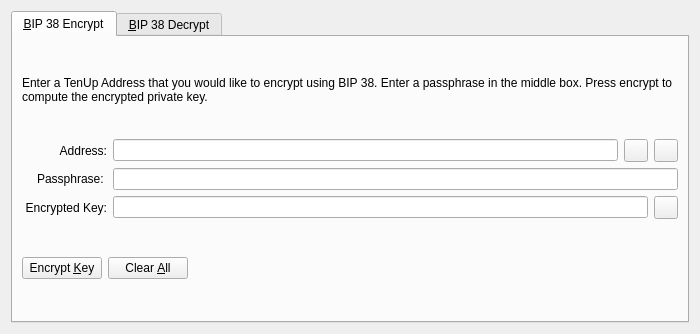
The window that src/qt/forms/bip38tooldialog.ui (wealth-coin/TenUp) describes before a commit, drawn with Qt 5.
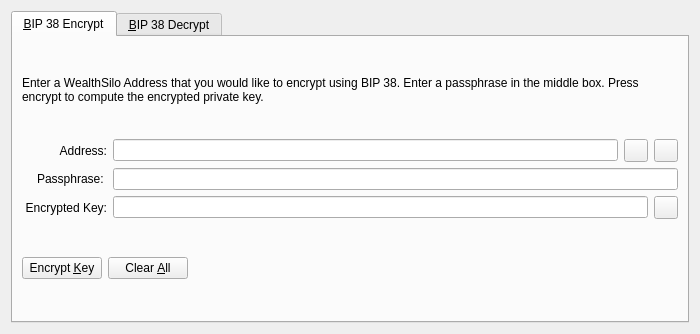
The same window after the commit. The open tabs and pages were chosen to show the change. Icons and pictures are not drawn. Custom widgets are drawn as their Qt base class.

```diff
--- a/src/qt/forms/bip38tooldialog.ui
+++ b/src/qt/forms/bip38tooldialog.ui
@@ -30,7 +30,7 @@
        <item>
         <widget class="QLabel" name="infoLabel_ENC">
          <property name="text">
-          <string>Enter a TenUp Address that you would like to encrypt using BIP 38. Enter a passphrase in the middle box. Press encrypt to compute the encrypted private key.</string>
+          <string>Enter a WealthSilo Address that you would like to encrypt using BIP 38. Enter a passphrase in the middle box. Press encrypt to compute the encrypted private key.</string>
          </property>
          <property name="textFormat">
           <enum>Qt::PlainText</enum>
```
Left out of the diff: 4 changed lines with no effect on the pictures.
